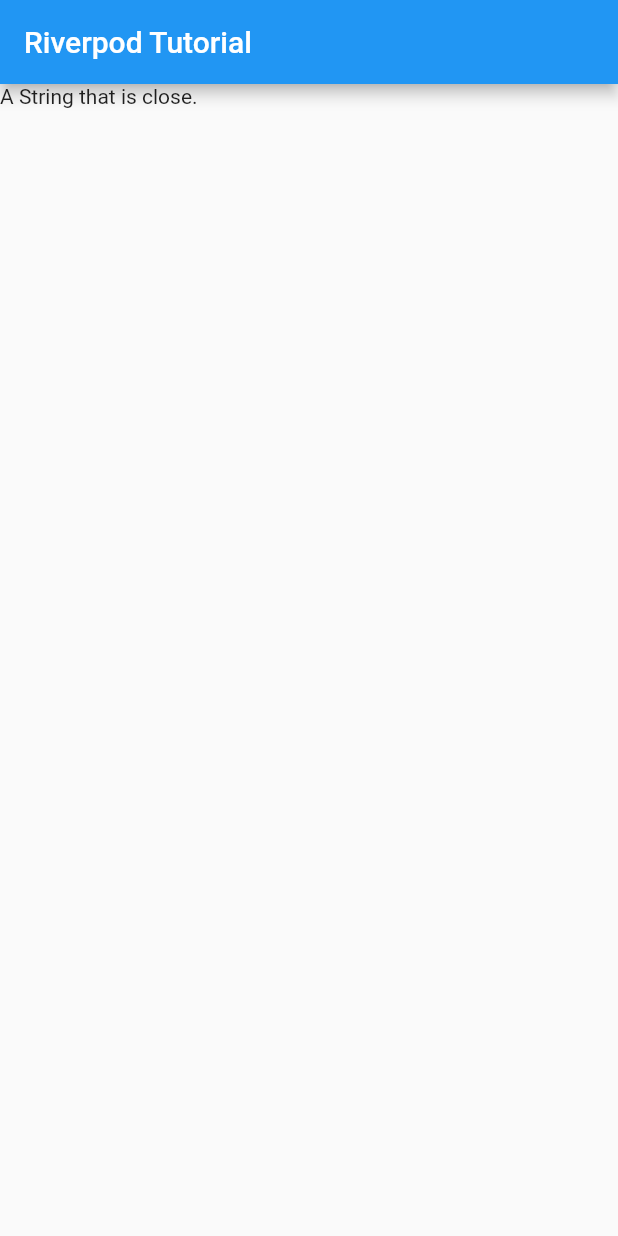
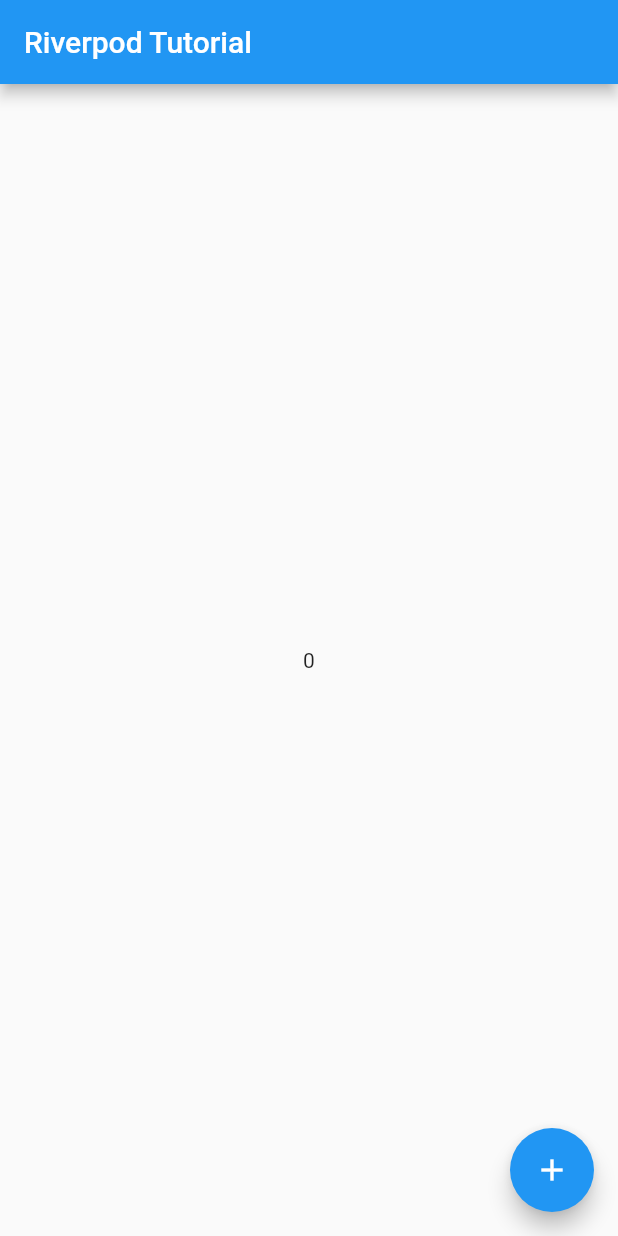
Before and after one commit to aospiridonov/flutter_riverpod_tutorial, a Flutter app: the screen it shows after launch, on a phone screen of 412 x 824 dp. Run offline on Flutter 3.47's test engine with Material 2 defaults, Android fonts, the phone set to English and light mode, and no system bars; our stand-ins replace flutter_riverpod.

Commit message:
increment provider from use ChangeNotifierProvider

```diff
--- a/lib/main.dart
+++ b/lib/main.dart
@@ -1,40 +1,50 @@
 import 'package:flutter/material.dart';
-import 'package:provider/provider.dart';
+import 'package:flutter_riverpod/flutter_riverpod.dart';
 
-void main() {
-  runApp(const MyApp());
+void main() => runApp(
+      const ProviderScope(
+        child: MyApp(),
+      ),
+    );
+
+class IncrementNotifier extends ChangeNotifier {
+  int _value = 0;
+  int get value => _value;
+
+  void increment() {
+    _value++;
+    notifyListeners();
+  }
 }
 
-class MyApp extends StatelessWidget {
+final incrementProvider = ChangeNotifierProvider((ref) => IncrementNotifier());
+
+class MyApp extends ConsumerWidget {
   const MyApp({Key? key}) : super(key: key);
 
   @override
-  Widget build(BuildContext context) {
+  Widget build(BuildContext context, WidgetRef ref) {
     return MaterialApp(
       title: 'Riverpod Tutorial',
       home: Scaffold(
         appBar: AppBar(
           title: const Text('Riverpod Tutorial'),
         ),
-        body: const MyWidget(),
+        body: Center(
+          child: Consumer(
+            builder: (context, ref, child) {
+              final incrementNotifier = ref.watch(incrementProvider);
+              return Text(incrementNotifier.value.toString());
+            },
+          ),
+        ),
+        floatingActionButton: FloatingActionButton(
+          onPressed: () {
+            ref.read(incrementProvider).increment();
+          },
+          child: Icon(Icons.add),
+        ),
       ),
     );
   }
 }
-
-class MyWidget extends StatelessWidget {
-  const MyWidget({Key? key}) : super(key: key);
-
-  @override
-  Widget build(BuildContext context) {
-    return Provider(
-      create: (context) => 'A String far away.',
-      child: Provider(
-        create: (context) => 'A String that is close.',
-        builder: (context, child) {
-          return Text(Provider.of<String>(context));
-        },
-      ),
-    );
-  }
-}
--- a/pubspec.yaml
+++ b/pubspec.yaml
@@ -29,7 +29,7 @@ environment:
 dependencies:
   flutter:
     sdk: flutter
-  provider: ^6.0.2
+  flutter_riverpod: ^1.0.3
 
 
   # The following adds the Cupertino Icons font to your application.
```
